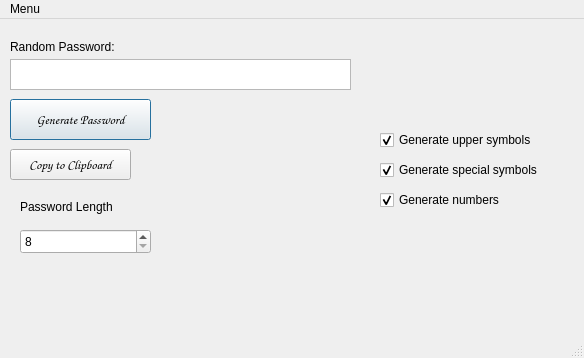
Above: mainform.ui from damian-u-dev/Password-Generator before the change. Below: the same form after it.
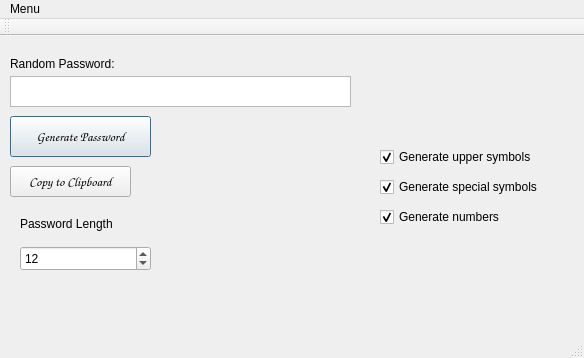
That is the form after the change. Icons and pictures are not drawn.

Commit message: Action 'Exit' has been added

The edit to the form file:
```diff
--- a/mainform.ui
+++ b/mainform.ui
@@ -22,6 +22,14 @@
     <height>358</height>
    </size>
   </property>
+  <property name="font">
+   <font>
+    <italic>false</italic>
+    <bold>false</bold>
+    <underline>false</underline>
+    <strikeout>false</strikeout>
+   </font>
+  </property>
   <property name="windowTitle">
    <string>Password Generator</string>
   </property>
@@ -39,7 +47,10 @@
      <font>
       <family>Comic Sans MS</family>
       <pointsize>10</pointsize>
+      <italic>false</italic>
       <bold>true</bold>
+      <underline>false</underline>
+      <strikeout>false</strikeout>
       <stylestrategy>PreferDefault</stylestrategy>
      </font>
     </property>
@@ -86,7 +97,10 @@
     </property>
     <property name="font">
      <font>
+      <italic>false</italic>
       <bold>false</bold>
+      <underline>false</underline>
+      <strikeout>false</strikeout>
      </font>
     </property>
     <property name="focusPolicy">
@@ -145,6 +159,9 @@
     <property name="maximum">
      <number>128</number>
     </property>
+    <property name="value">
+     <number>12</number>
+    </property>
    </widget>
    <widget class="QPushButton" name="copyPasswordClipboard_button">
     <property name="geometry">
@@ -159,7 +176,10 @@
      <font>
       <family>Comic Sans MS</family>
       <pointsize>10</pointsize>
+      <italic>false</italic>
       <bold>false</bold>
+      <underline>false</underline>
+      <strikeout>false</strikeout>
       <stylestrategy>PreferDefault</stylestrategy>
      </font>
     </property>
@@ -235,6 +255,26 @@
    <addaction name="menuMenu"/>
   </widget>
   <widget class="QStatusBar" name="statusbar"/>
+  <widget class="QToolBar" name="toolBar">
+   <property name="font">
+    <font>
+     <italic>false</italic>
+     <bold>false</bold>
+     <underline>false</underline>
+     <strikeout>false</strikeout>
+     <kerning>true</kerning>
+    </font>
+   </property>
+   <property name="windowTitle">
+    <string>toolBar</string>
+   </property>
+   <attribute name="toolBarArea">
+    <enum>TopToolBarArea</enum>
+   </attribute>
+   <attribute name="toolBarBreak">
+    <bool>false</bool>
+   </attribute>
+  </widget>
   <action name="copyAfterGeneration_Menu">
    <property name="checkable">
     <bool>true</bool>
```
Left out of the diff: 11 changed lines with no effect on the pictures. The commit also changes 2 other files.
